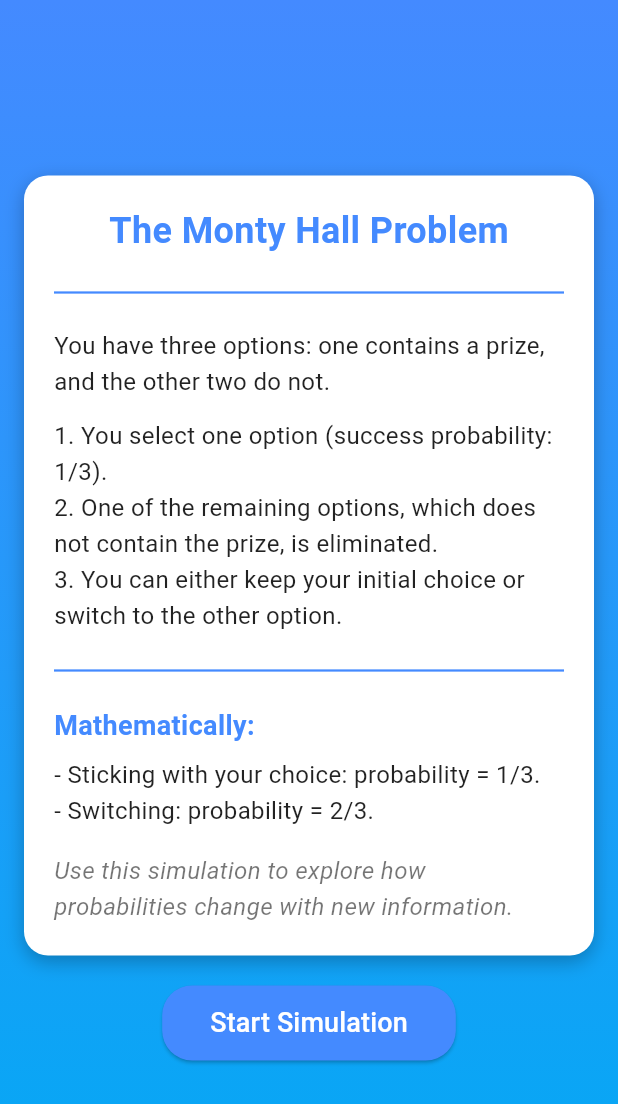
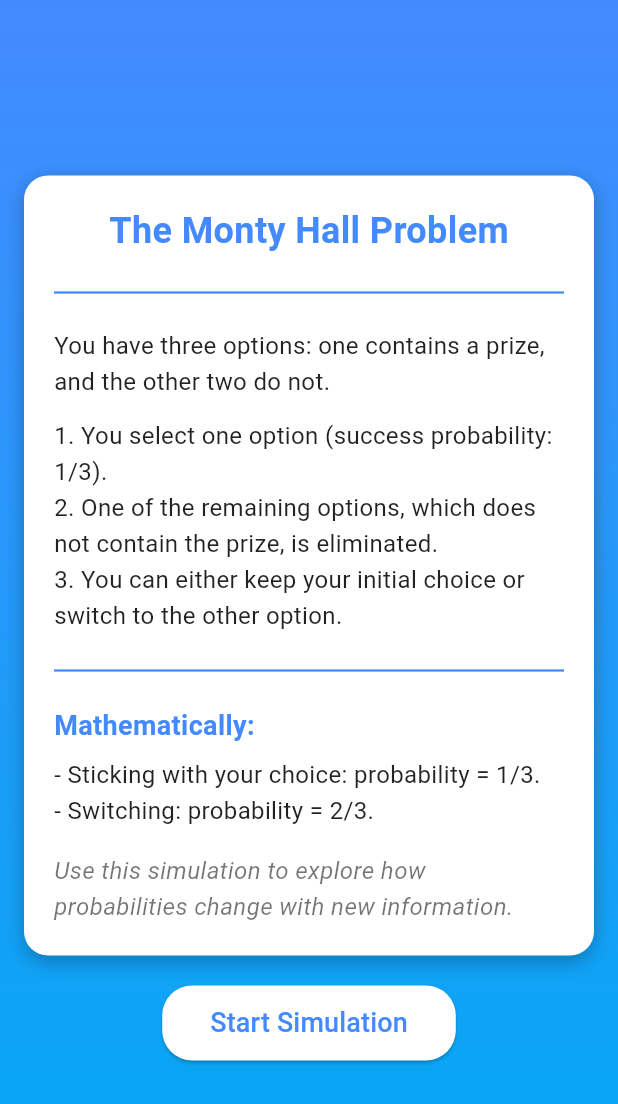
Before and after one commit to dsarotti/mo_happ, a Flutter app: the screen it shows after launch, on a phone screen of 412 x 824 dp. Shown: the top 1104 px of the screen. Run offline on Flutter 3.47's test engine with Material 3 defaults, Android fonts, the phone set to English and light mode, and no system bars; our stand-ins replace get.

```diff
--- a/lib/pages/main/main.dart
+++ b/lib/pages/main/main.dart
@@ -1,6 +1,7 @@
 import 'package:flutter/material.dart';
 import 'package:get/get.dart';
 import 'package:mo_happ/routes/routes.dart';
+import 'package:mo_happ/styles/button_styles.dart';
 
 class Main extends StatelessWidget {
   const Main({super.key});
@@ -33,8 +34,8 @@ class Main extends StatelessWidget {
                     decoration: BoxDecoration(
                       color: Colors.white,
                       borderRadius: BorderRadius.circular(16.0),
-                      boxShadow: [
-                        const BoxShadow(
+                      boxShadow: const [
+                        BoxShadow(
                           color: Colors.black26,
                           blurRadius: 10.0,
                           offset: Offset(0, 4),
@@ -111,16 +112,10 @@ class Main extends StatelessWidget {
                   // Go to simulation button
                   ElevatedButton(
                     onPressed: () => Get.toNamed(Routes.doors),
-                    style: ElevatedButton.styleFrom(
-                      backgroundColor: Colors.blueAccent,
-                      padding: const EdgeInsets.symmetric(horizontal: 32, vertical: 12),
-                      shape: RoundedRectangleBorder(
-                        borderRadius: BorderRadius.circular(20),
-                      ),
-                    ),
+                    style: ButtonStyles.bigButtonStyle,
                     child: const Text(
                       'Start Simulation',
-                      style: TextStyle(fontSize: 18, color: Colors.white),
+                      style: TextStyle(fontSize: 18, color: Colors.blueAccent),
                     ),
                   ),
                 ],
```
